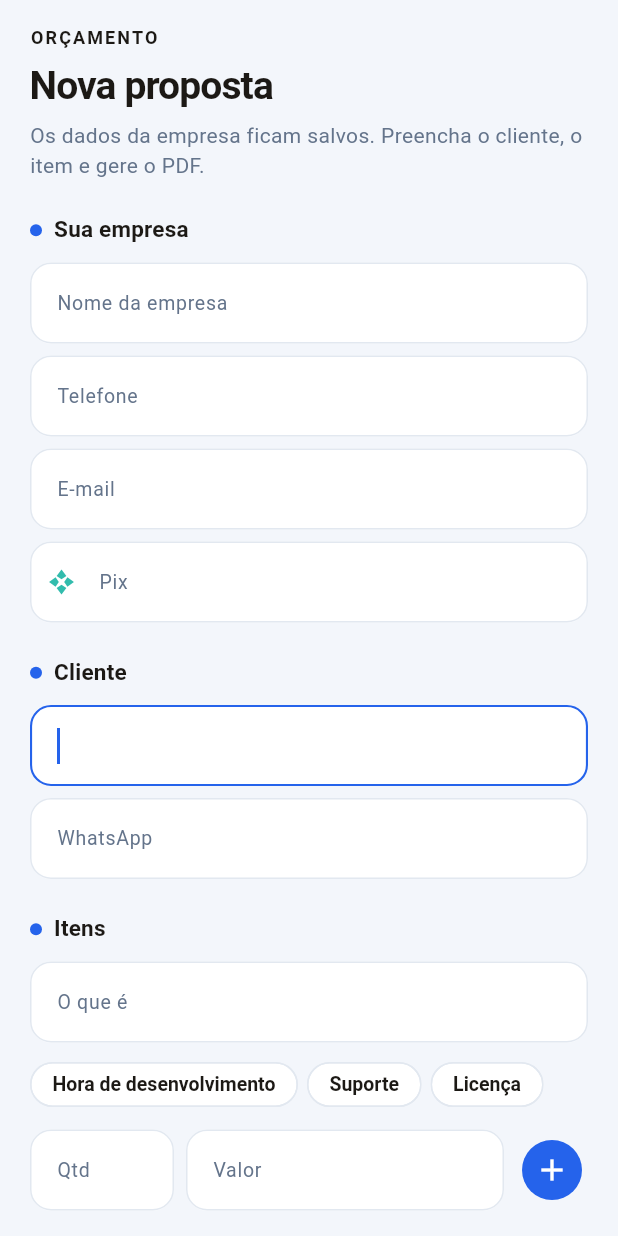
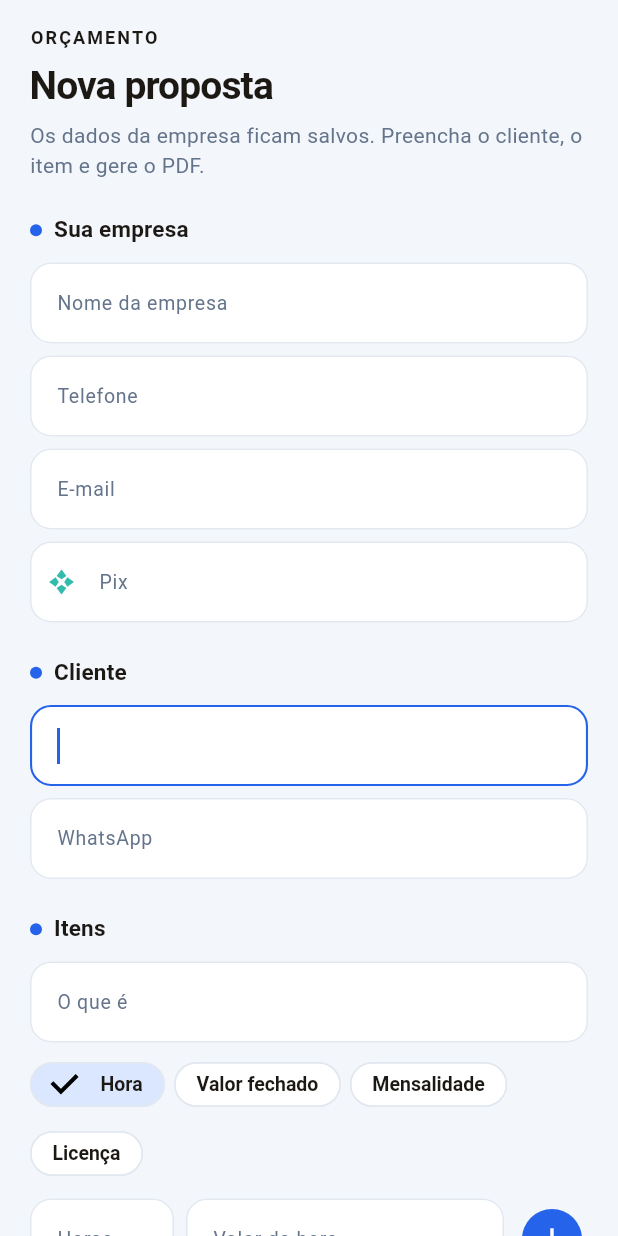
Before and after one commit to thomazte/pactto, a Flutter app: the screen it shows after launch, after a tap on the "add" icon, on a phone screen of 412 x 824 dp. Run offline on Flutter 3.47's test engine with Material 3 defaults, Android fonts, the phone set to English and light mode, and no system bars; our stand-ins replace pdf, printing, shared_preferences.

Commit message:
Separa as modalidades de item e corrige perdas na proposta.
Hora, valor fechado, mensalidade e licença substituem os atalhos. A
mensalidade fica fora do total único.

Cancelar a impressão não apaga mais a proposta. Item inválido não entra
na lista e explica o motivo. Valores enormes viram erro de domínio em vez
de estourar o inteiro, e o ponto do teclado numérico vale como vírgula.

```diff
--- a/apps/pactto/lib/controllers/proposta_controller.dart
+++ b/apps/pactto/lib/controllers/proposta_controller.dart
@@ -12,7 +12,7 @@ import '../models/resumo_orcamento.dart';
 import '../services/empresa_local.dart';
 import '../services/pdf_proposta.dart';
 
-enum ResultadoPdf { ignorado, gerado, baixado, falha }
+enum ResultadoPdf { ignorado, gerado, baixado, cancelado, falha }
 
 class PropostaController extends ChangeNotifier {
   PropostaController({
@@ -45,10 +45,13 @@ class PropostaController extends ChangeNotifier {
   final visita = TextEditingController();
   final linhas = <LinhaDigitada>[];
 
-  TipoItem tipo = TipoItem.maoDeObra;
+  ModalidadeItem modalidade = ModalidadeItem.hora;
   TipoDesconto descontoTipo = TipoDesconto.percentual;
   var mostrarAjustes = false;
   var gerandoPdf = false;
+
+  /// Motivo pelo qual o último item digitado não entrou na lista.
+  String? erroItem;
   var _descartado = false;
 
   String? get nomeEmpresa => _limpo(empresaNome);
@@ -65,10 +68,11 @@ class PropostaController extends ChangeNotifier {
     try {
       final itens = [
         for (final linha in linhas)
+          if (linha.somaNoOrcamento)
             LinhaOrcamento(
               tipo: linha.tipo,
-            quantidadeMilesimos: parseQuantidadeMilesimos(linha.quantidade),
-            valorUnitarioCentavos: parseReaisCentavos(linha.valor),
+              quantidadeMilesimos: linha.quantidadeMilesimos,
+              valorUnitarioCentavos: linha.valorCentavos,
             ),
       ];
       final descontoTexto = desconto.text.trim();
@@ -94,26 +98,36 @@ class PropostaController extends ChangeNotifier {
     }
   }
 
-  void aplicarAtalho(AtalhoItem atalho) {
-    tipo = atalho.tipo;
-    descricao.text = atalho.rotulo;
+  void definirModalidade(ModalidadeItem nova) {
+    if (modalidade == nova) return;
+    modalidade = nova;
+    quantidade.clear();
+    valor.clear();
+    erroItem = null;
     _atualizar();
   }
 
   void adicionar() {
     final valorDigitado = valor.text.trim();
     if (valorDigitado.isEmpty) return;
-    final quantidadeDigitada = quantidade.text.trim().isEmpty
-        ? '1'
-        : quantidade.text.trim();
+    final quantidadeDigitada = modalidade.informaQuantidade
+        ? (quantidade.text.trim().isEmpty ? '1' : quantidade.text.trim())
+        : '1';
+    try {
       linhas.add(
-      LinhaDigitada(
-        tipo: tipo,
+        LinhaDigitada.ler(
+          modalidade: modalidade,
           descricao: descricao.text.trim(),
           quantidade: quantidadeDigitada,
           valor: valorDigitado,
         ),
       );
+    } on ErroDominio catch (erro) {
+      erroItem = _mensagem(erro.codigo);
+      _atualizar();
+      return;
+    }
+    erroItem = null;
     descricao.clear();
     quantidade.clear();
     valor.clear();
@@ -136,6 +150,12 @@ class PropostaController extends ChangeNotifier {
   }
 
   void notificar() => _atualizar();
+
+  void aoEditarItem() {
+    if (erroItem == null) return;
+    erroItem = null;
+    _atualizar();
+  }
 
   void aoEditarEmpresa() {
     _atualizar();
@@ -164,11 +184,12 @@ class PropostaController extends ChangeNotifier {
           PropostaPdf(
             linhas: [
               for (final linha in linhas)
-                LinhaPdf(
-                  nome: linha.nome,
-                  detalhe: linha.detalhe,
-                  total: formatarReais(linha.totalCentavos),
-                ),
+                if (linha.somaNoOrcamento)
+                  LinhaPdf(nome: linha.texto, detalhe: '', total: ''),
+            ],
+            mensalidades: [
+              for (final linha in linhas)
+                if (!linha.somaNoOrcamento) linha.texto,
             ],
             total: formatarReais(totais.totalCentavos),
             desconto: totais.descontoCentavos == 0
@@ -185,9 +206,12 @@ class PropostaController extends ChangeNotifier {
           ),
         ),
       );
-      final baixadoNaWeb = await _pdf.entregar(bytes);
-      gerou = true;
-      resultado = baixadoNaWeb ? ResultadoPdf.baixado : ResultadoPdf.gerado;
+      resultado = switch (await _pdf.entregar(bytes)) {
+        EntregaPdf.entregue => ResultadoPdf.gerado,
+        EntregaPdf.baixado => ResultadoPdf.baixado,
+        EntregaPdf.cancelado => ResultadoPdf.cancelado,
+      };
+      gerou = resultado != ResultadoPdf.cancelado;
     } catch (_) {
       resultado = ResultadoPdf.falha;
     } finally {
@@ -209,7 +233,8 @@ class PropostaController extends ChangeNotifier {
     desconto.clear();
     visita.clear();
     linhas.clear();
-    tipo = TipoItem.maoDeObra;
+    erroItem = null;
+    modalidade = ModalidadeItem.hora;
     descontoTipo = TipoDesconto.percentual;
     mostrarAjustes = false;
   }
@@ -225,6 +250,9 @@ class PropostaController extends ChangeNotifier {
       'desconto_percentual_invalido' => 'O desconto vai de 0 a 100%.',
       'quantidade_invalida' => 'Quantidade inválida. Exemplo: 2,5.',
       'moeda_invalida' => 'Valor inválido. Exemplo: 180,00.',
+      'valor_acima_do_limite' => 'Valor alto demais.',
+      'preco_negativo' => 'O valor não pode ser negativo.',
+      'taxa_negativa' => 'A visita não pode ser negativa.',
       _ => 'Confira os valores para continuar.',
     };
   }
--- a/apps/pactto/lib/models/atalho_item.dart
+++ b/apps/pactto/lib/models/atalho_item.dart
@@ -1,14 +1,15 @@
-import 'package:dominio/dominio.dart';
+enum ModalidadeItem {
+  hora('Hora'),
+  valorFechado('Valor fechado'),
+  mensalidade('Mensalidade'),
+  licenca('Licença');
 
-class AtalhoItem {
-  const AtalhoItem(this.rotulo, this.tipo);
+  const ModalidadeItem(this.rotulo);
 
   final String rotulo;
-  final TipoItem tipo;
+
+  /// Mensalidade fica fora do total único do projeto.
+  bool get somaNoOrcamento => this != mensalidade;
+
+  bool get informaQuantidade => this == hora || this == licenca;
 }
-
-const atalhosItem = <AtalhoItem>[
-  AtalhoItem('Hora de desenvolvimento', TipoItem.maoDeObra),
-  AtalhoItem('Suporte', TipoItem.maoDeObra),
-  AtalhoItem('Licença', TipoItem.material),
-];
--- a/apps/pactto/lib/models/linha_digitada.dart
+++ b/apps/pactto/lib/models/linha_digitada.dart
@@ -1,32 +1,83 @@
 import 'package:dominio/dominio.dart';
+
+import 'atalho_item.dart';
 
 class LinhaDigitada {
   const LinhaDigitada({
-    required this.tipo,
+    required this.modalidade,
     required this.descricao,
-    required this.quantidade,
-    required this.valor,
+    required this.quantidadeMilesimos,
+    required this.valorCentavos,
   });
 
-  final TipoItem tipo;
+  /// Lê o que o prestador digitou. Lança [ErroDominio] quando a quantidade
+  /// ou o valor não formam uma linha válida, para nenhuma linha inválida
+  /// chegar à lista.
+  factory LinhaDigitada.ler({
+    required ModalidadeItem modalidade,
+    required String descricao,
+    required String quantidade,
+    required String valor,
+  }) {
+    final quantidadeMilesimos = parseQuantidadeMilesimos(quantidade);
+    final valorCentavos = parseReaisCentavos(valor);
+    // Recusa quantidade zero, preço negativo e total acima do limite.
+    totalLinhaCentavos(
+      quantidadeMilesimos: quantidadeMilesimos,
+      valorUnitarioCentavos: valorCentavos,
+    );
+    return LinhaDigitada(
+      modalidade: modalidade,
+      descricao: descricao,
+      quantidadeMilesimos: quantidadeMilesimos,
+      valorCentavos: valorCentavos,
+    );
+  }
+
+  final ModalidadeItem modalidade;
   final String descricao;
-  final String quantidade;
-  final String valor;
+  final int quantidadeMilesimos;
+  final int valorCentavos;
+
+  bool get somaNoOrcamento => modalidade.somaNoOrcamento;
+
+  TipoItem get tipo => modalidade == ModalidadeItem.licenca
+      ? TipoItem.material
+      : TipoItem.maoDeObra;
 
   String get nome {
     if (descricao.isNotEmpty) return descricao;
-    return tipo == TipoItem.maoDeObra ? 'Serviço' : 'Licença';
+    return switch (modalidade) {
+      ModalidadeItem.licenca => 'Licença',
+      ModalidadeItem.mensalidade => 'Mensalidade',
+      ModalidadeItem.hora || ModalidadeItem.valorFechado => 'Serviço',
+    };
   }
 
-  String get detalhe {
-    final unidade = tipo == TipoItem.maoDeObra ? 'serviço' : 'licença';
-    return '$quantidade $unidade × ${formatarReais(parseReaisCentavos(valor))}';
+  /// Conta no formato em que a folha e o PDF mostram a linha.
+  String get texto {
+    final unitario = formatarReais(valorCentavos);
+    final quantidade = formatarQuantidade(quantidadeMilesimos);
+    switch (modalidade) {
+      case ModalidadeItem.hora:
+        final total = formatarReais(totalCentavos);
+        return '$nome — $quantidade h × $unitario = $total';
+      case ModalidadeItem.valorFechado:
+        return '$nome — $unitario';
+      case ModalidadeItem.mensalidade:
+        return '$nome — $unitario por mês, a partir do uso';
+      case ModalidadeItem.licenca:
+        final unidade = quantidadeMilesimos == 1000 ? 'licença' : 'licenças';
+        final conta = '$quantidade $unidade × $unitario';
+        if (descricao.isEmpty) return conta;
+        return '$descricao — $conta';
+    }
   }
 
   int get totalCentavos {
     return totalLinhaCentavos(
-      quantidadeMilesimos: parseQuantidadeMilesimos(quantidade),
-      valorUnitarioCentavos: parseReaisCentavos(valor),
+      quantidadeMilesimos: quantidadeMilesimos,
+      valorUnitarioCentavos: valorCentavos,
     );
   }
 }
--- a/apps/pactto/lib/models/proposta_pdf.dart
+++ b/apps/pactto/lib/models/proposta_pdf.dart
@@ -14,6 +14,7 @@ class PropostaPdf {
   const PropostaPdf({
     required this.linhas,
     required this.total,
+    this.mensalidades = const [],
     this.desconto,
     this.visita,
     this.validadeDias = 7,
@@ -25,6 +26,9 @@ class PropostaPdf {
   });
 
   final List<LinhaPdf> linhas;
+
+  /// Valores mensais, fora do total único do projeto.
+  final List<String> mensalidades;
   final String total;
   final String? desconto;
   final String? visita;
--- a/apps/pactto/lib/views/proposta/entrada_proposta.dart
+++ b/apps/pactto/lib/views/proposta/entrada_proposta.dart
@@ -116,69 +116,38 @@ class EntradaProposta extends StatelessWidget {
           spacing: 6,
           runSpacing: 6,
           children: [
-            for (final atalho in atalhosItem)
-              ActionChip(
-                label: Text(atalho.rotulo),
+            for (final modalidade in ModalidadeItem.values)
+              ChoiceChip(
+                label: Text(modalidade.rotulo),
+                selected: controller.modalidade == modalidade,
                 visualDensity: VisualDensity.compact,
-                onPressed: () => controller.aplicarAtalho(atalho),
+                onSelected: (selecionada) {
+                  if (selecionada) controller.definirModalidade(modalidade);
+                },
               ),
           ],
         ),
         const SizedBox(height: 10),
-        Row(
-          children: [
-            SizedBox(
-              width: 96,
-              child: TextField(
-                key: const Key('quantidade'),
-                controller: controller.quantidade,
-                decoration: const InputDecoration(
-                  labelText: 'Qtd',
-                  hintText: '1',
-                ),
-                keyboardType: const TextInputType.numberWithOptions(
-                  decimal: true,
-                ),
-                onSubmitted: (_) => controller.adicionar(),
+        _CamposModalidade(controller: controller),
+        if (controller.erroItem != null)
+          Padding(
+            padding: const EdgeInsets.only(top: 6, left: 4),
+            child: Text(
+              controller.erroItem!,
+              key: const Key('erro_item'),
+              style: TextStyle(
+                color: Theme.of(context).colorScheme.error,
+                fontSize: 13,
               ),
             ),
-            const SizedBox(width: 8),
-            Expanded(
-              child: TextField(
-                key: const Key('valor'),
-                controller: controller.valor,
-                decoration: const InputDecoration(
-                  labelText: 'Valor',
-                  hintText: '180,00',
-                ),
-                keyboardType: const TextInputType.numberWithOptions(
-                  decimal: true,
-                ),
-                onSubmitted: (_) => controller.adicionar(),
-              ),
-            ),
-            const SizedBox(width: 8),
-            IconButton.filled(
-              key: const Key('adicionar'),
-              tooltip: 'Adicionar',
-              style: IconButton.styleFrom(
-                backgroundColor: Cores.azul,
-                foregroundColor: Colors.white,
-                disabledBackgroundColor: const Color(0xFFE2E8F0),
-              ),
-              onPressed: controller.adicionar,
-              icon: const Icon(Icons.add),
-            ),
-          ],
-        ),
+          ),
         if (linhas.isNotEmpty) ...[
           const SizedBox(height: 8),
           for (var i = 0; i < linhas.length; i++)
             ListTile(
               contentPadding: EdgeInsets.zero,
               dense: true,
-              title: Text(linhas[i].nome),
-              subtitle: Text('${linhas[i].quantidade} × ${linhas[i].valor}'),
+              title: Text(linhas[i].texto),
               trailing: IconButton(
                 tooltip: 'Remover',
                 onPressed: () => controller.remover(i),
@@ -245,6 +214,84 @@ class EntradaProposta extends StatelessWidget {
   }
 }
 
+class _CamposModalidade extends StatelessWidget {
+  const _CamposModalidade({required this.controller});
+
+  final PropostaController controller;
+
+  @override
+  Widget build(BuildContext context) {
+    final modalidade = controller.modalidade;
+    final botao = IconButton.filled(
+      key: const Key('adicionar'),
+      tooltip: 'Adicionar',
+      style: IconButton.styleFrom(
+        backgroundColor: Cores.azul,
+        foregroundColor: Colors.white,
+        disabledBackgroundColor: const Color(0xFFE2E8F0),
+      ),
+      onPressed: controller.adicionar,
+      icon: const Icon(Icons.add),
+    );
+    final valor = TextField(
+      key: const Key('valor'),
+      controller: controller.valor,
+      decoration: InputDecoration(
+        labelText: switch (modalidade) {
+          ModalidadeItem.hora => 'Valor da hora',
+          ModalidadeItem.valorFechado => 'Valor único',
+          ModalidadeItem.mensalidade => 'Valor por mês',
+          ModalidadeItem.licenca => 'Valor unitário',
+        },
+        hintText: switch (modalidade) {
+          ModalidadeItem.hora => '60,00',
+          ModalidadeItem.valorFechado => '1.200,00',
+          ModalidadeItem.mensalidade => '350,00',
+          ModalidadeItem.licenca => '40,00',
+        },
+      ),
+      keyboardType: const TextInputType.numberWithOptions(decimal: true),
+      onChanged: (_) => controller.aoEditarItem(),
+      onSubmitted: (_) => controller.adicionar(),
+    );
+
+    if (!modalidade.informaQuantidade) {
+      return Row(
+        children: [
+          Expanded(child: valor),
+          const SizedBox(width: 8),
+          botao,
+        ],
+      );
+    }
+
+    return Row(
+      children: [
+        SizedBox(
+          width: modalidade == ModalidadeItem.hora ? 96 : 124,
+          child: TextField(
+            key: const Key('quantidade'),
+            controller: controller.quantidade,
+            decoration: InputDecoration(
+              labelText: modalidade == ModalidadeItem.hora
+                  ? 'Horas'
+                  : 'Quantidade',
+              hintText: modalidade == ModalidadeItem.hora ? '50' : '1',
+            ),
+            keyboardType: const TextInputType.numberWithOptions(decimal: true),
+            onChanged: (_) => controller.aoEditarItem(),
+            onSubmitted: (_) => controller.adicionar(),
+          ),
+        ),
+        const SizedBox(width: 8),
+        Expanded(child: valor),
+        const SizedBox(width: 8),
+        botao,
+      ],
+    );
+  }
+}
+
 class _Secao extends StatelessWidget {
   const _Secao(this.rotulo);
 
--- a/apps/pactto/lib/views/proposta/folha_proposta.dart
+++ b/apps/pactto/lib/views/proposta/folha_proposta.dart
@@ -18,6 +18,14 @@ class FolhaProposta extends StatelessWidget {
   @override
   Widget build(BuildContext context) {
     final linhas = controller.linhas;
+    final somadas = [
+      for (final linha in linhas)
+        if (linha.somaNoOrcamento) linha,
+    ];
+    final mensalidades = [
+      for (final linha in linhas)
+        if (!linha.somaNoOrcamento) linha,
+    ];
     final resumo = controller.resumo;
     final totais = resumo.totais;
     final empresaNome = controller.nomeEmpresa;
@@ -60,8 +68,13 @@ class FolhaProposta extends StatelessWidget {
                       ),
                     ),
                     const SizedBox(height: 6),
-                    Text(
+                    FittedBox(
+                      fit: BoxFit.scaleDown,
+                      alignment: Alignment.centerLeft,
+                      child: Text(
                         empresaNome ?? 'Sua empresa',
+                        maxLines: 1,
+                        softWrap: false,
                         style: TextStyle(
                           color: empresaNome == null
                               ? Colors.white.withValues(alpha: 0.65)
@@ -69,6 +82,7 @@ class FolhaProposta extends StatelessWidget {
                           fontSize: 22,
                           fontWeight: FontWeight.w700,
                           letterSpacing: -0.4,
+                        ),
                       ),
                     ),
                     if (empresaLinhas.isNotEmpty || empresaPix != null)
@@ -142,28 +156,10 @@ class FolhaProposta extends StatelessWidget {
                       ),
                     )
                   else
-                    for (final linha in linhas) ...[
+                    for (final linha in somadas) ...[
                       Text(
-                        linha.nome,
+                        linha.texto,
                         style: const TextStyle(fontWeight: FontWeight.w600),
-                      ),
-                      const SizedBox(height: 2),
-                      Row(
-                        children: [
-                          Expanded(
-                            child: Text(
-                              '${linha.quantidade} × ${linha.valor}',
-                              style: const TextStyle(color: Cores.suave),
-                            ),
-                          ),
-                          if (totais != null)
-                            Text(
-                              formatarReais(linha.totalCentavos),
-                              style: const TextStyle(
-                                fontFeatures: [FontFeature.tabularFigures()],
-                              ),
-                            ),
-                        ],
                       ),
                       const Divider(height: 22, color: Cores.linha),
                     ],
@@ -203,6 +199,14 @@ class FolhaProposta extends StatelessWidget {
                         ),
                       ],
                     ),
+                    if (mensalidades.isNotEmpty) ...[
+                      const Divider(height: 28, color: Cores.linha),
+                      for (final linha in mensalidades)
+                        Padding(
+                          padding: const EdgeInsets.only(bottom: 6),
+                          child: Text(linha.texto),
+                        ),
+                    ],
                   ],
                   const SizedBox(height: 20),
                   FilledButton(
--- a/apps/pactto/lib/views/proposta/tela_proposta.dart
+++ b/apps/pactto/lib/views/proposta/tela_proposta.dart
@@ -32,7 +32,9 @@ class _TelaPropostaState extends State<TelaProposta> {
     final mensagem = switch (resultado) {
       ResultadoPdf.baixado => 'PDF baixado.',
       ResultadoPdf.falha => 'Não foi possível gerar o PDF.',
-      ResultadoPdf.gerado || ResultadoPdf.ignorado => null,
+      ResultadoPdf.gerado ||
+      ResultadoPdf.cancelado ||
+      ResultadoPdf.ignorado => null,
     };
     if (mensagem == null) return;
     ScaffoldMessenger.of(context)
--- a/apps/pactto/pubspec.yaml
+++ b/apps/pactto/pubspec.yaml
@@ -25,3 +25,4 @@ flutter:
   assets:
     - assets/fonts/DejaVuSans.ttf
     - assets/fonts/DejaVuSans-Bold.ttf
+    - assets/marca_zamoht.png
```
Also changed, not shown: apps/pactto/lib/services/pdf_proposta.dart (+96 -17 lines), packages/dominio/lib/src/calculo_orcamento.dart (+15 -3 lines), packages/dominio/lib/src/moeda.dart (+21 -3 lines), apps/pactto/assets/marca_zamoht.png (added), 6 other files. Lines whose indentation alone changed are shown as unchanged.
